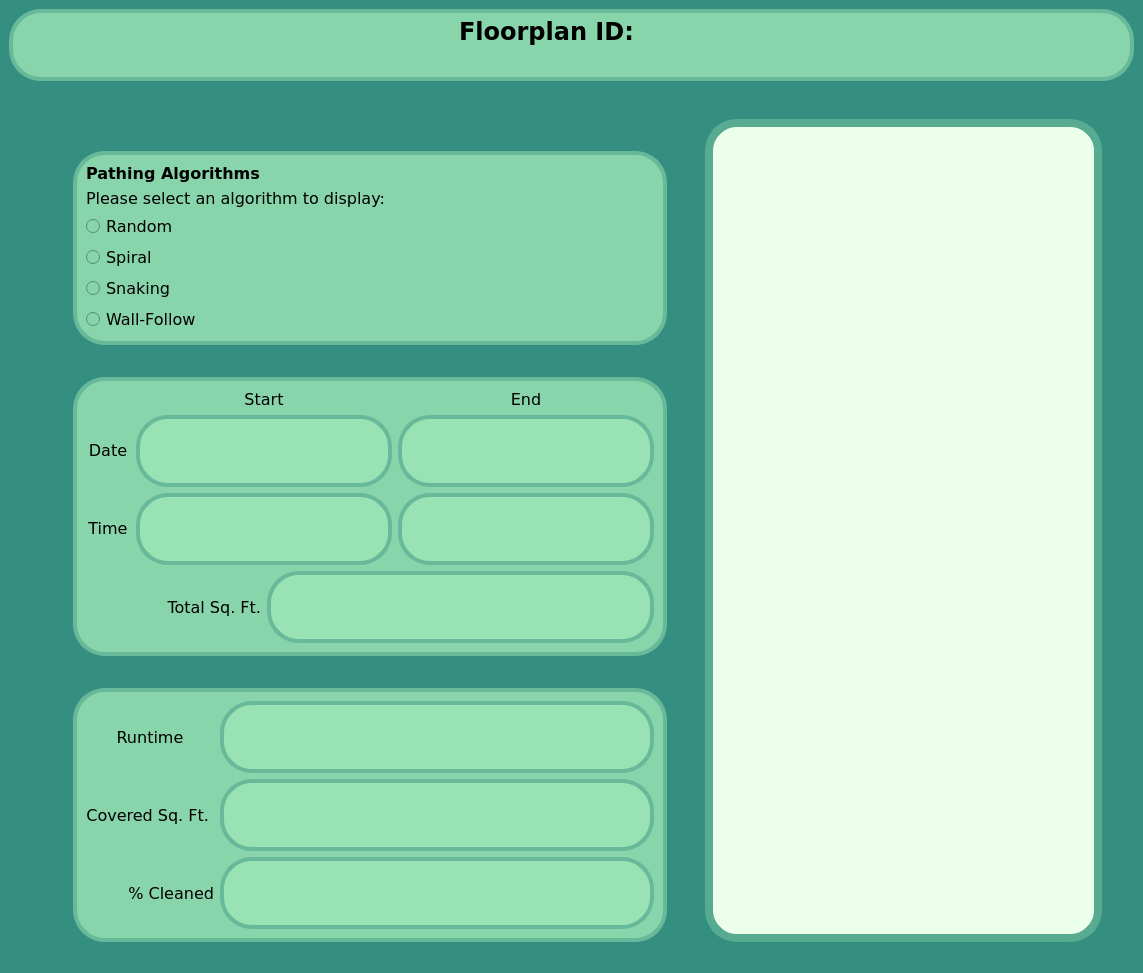
This is reportwindow.ui in mdelaune/RoboSim as Qt 5 draws it before an edit. The edited form follows.
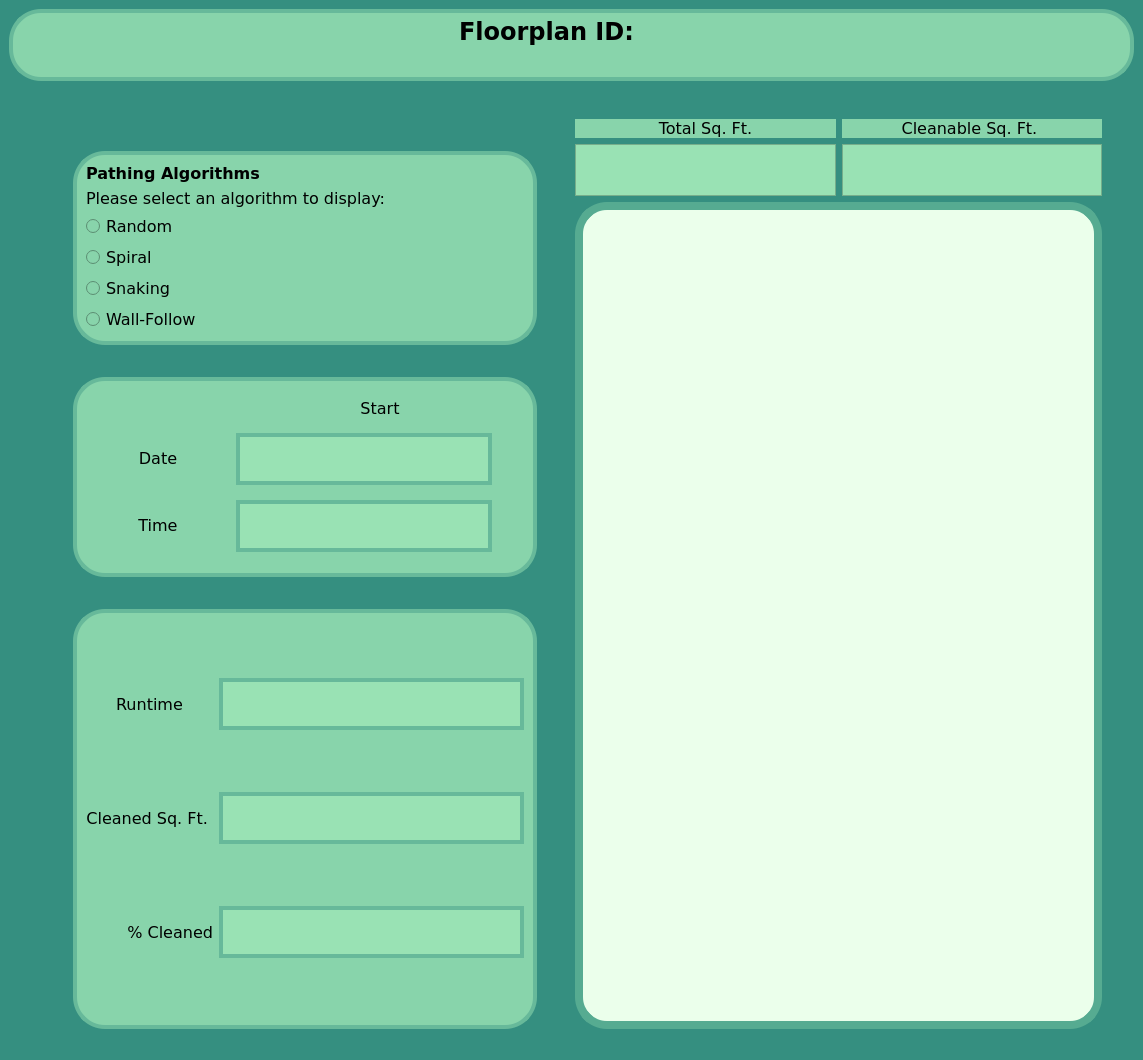
This is the edited form.

Commit message: report window and stop sim changes

The edit to the form file:
```diff
--- a/reportwindow.ui
+++ b/reportwindow.ui
@@ -7,7 +7,7 @@
     <x>0</x>
     <y>0</y>
     <width>1143</width>
-    <height>948</height>
+    <height>1060</height>
    </rect>
   </property>
   <property name="font">
@@ -252,7 +252,7 @@
           <property name="maximumSize">
            <size>
             <width>600</width>
-            <height>16777215</height>
+            <height>200</height>
            </size>
           </property>
           <property name="font">
@@ -277,135 +277,6 @@
            <enum>QFrame::Shadow::Raised</enum>
           </property>
           <layout class="QGridLayout" name="gridLayout">
-           <item row="1" column="3">
-            <widget class="QTextEdit" name="endDate">
-             <property name="sizePolicy">
-              <sizepolicy hsizetype="Fixed" vsizetype="Preferred">
-               <horstretch>0</horstretch>
-               <verstretch>0</verstretch>
-              </sizepolicy>
-             </property>
-             <property name="minimumSize">
-              <size>
-               <width>0</width>
-               <height>0</height>
-              </size>
-             </property>
-             <property name="maximumSize">
-              <size>
-               <width>256</width>
-               <height>72</height>
-              </size>
-             </property>
-             <property name="font">
-              <font>
-               <family>Verdana</family>
-               <pointsize>14</pointsize>
-              </font>
-             </property>
-             <property name="styleSheet">
-              <string notr="true">background-color: rgb(153,226,180);
-</string>
-             </property>
-             <property name="frameShadow">
-              <enum>QFrame::Shadow::Sunken</enum>
-             </property>
-             <property name="lineWidth">
-              <number>4</number>
-             </property>
-             <property name="verticalScrollBarPolicy">
-              <enum>Qt::ScrollBarPolicy::ScrollBarAlwaysOff</enum>
-             </property>
-             <property name="horizontalScrollBarPolicy">
-              <enum>Qt::ScrollBarPolicy::ScrollBarAlwaysOff</enum>
-             </property>
-             <property name="html">
-              <string>&lt;!DOCTYPE HTML PUBLIC &quot;-//W3C//DTD HTML 4.0//EN&quot; &quot;http://www.w3.org/TR/REC-html40/strict.dtd&quot;&gt;
-&lt;html&gt;&lt;head&gt;&lt;meta name=&quot;qrichtext&quot; content=&quot;1&quot; /&gt;&lt;meta charset=&quot;utf-8&quot; /&gt;&lt;style type=&quot;text/css&quot;&gt;
-p, li { white-space: pre-wrap; }
-hr { height: 1px; border-width: 0; }
-li.unchecked::marker { content: &quot;\2610&quot;; }
-li.checked::marker { content: &quot;\2612&quot;; }
-&lt;/style&gt;&lt;/head&gt;&lt;body style=&quot; font-family:'Verdana'; font-size:14pt; font-weight:400; font-style:normal;&quot;&gt;
-&lt;p align=&quot;center&quot; style=&quot;-qt-paragraph-type:empty; margin-top:0px; margin-bottom:0px; margin-left:0px; margin-right:0px; -qt-block-indent:0; text-indent:0px; font-family:'Segoe UI'; font-size:12pt;&quot;&gt;&lt;br /&gt;&lt;/p&gt;&lt;/body&gt;&lt;/html&gt;</string>
-             </property>
-            </widget>
-           </item>
-           <item row="3" column="0" colspan="2">
-            <widget class="QLabel" name="totalLabel">
-             <property name="font">
-              <font>
-               <family>Verdana</family>
-               <pointsize>12</pointsize>
-              </font>
-             </property>
-             <property name="styleSheet">
-              <string notr="true">background: rgba(136, 212, 171, 1);
-border-width: 0px;
-</string>
-             </property>
-             <property name="text">
-              <string>Total Sq. Ft.</string>
-             </property>
-             <property name="alignment">
-              <set>Qt::AlignmentFlag::AlignRight|Qt::AlignmentFlag::AlignTrailing|Qt::AlignmentFlag::AlignVCenter</set>
-             </property>
-            </widget>
-           </item>
-           <item row="2" column="3">
-            <widget class="QTextEdit" name="endTime">
-             <property name="sizePolicy">
-              <sizepolicy hsizetype="Fixed" vsizetype="Preferred">
-               <horstretch>0</horstretch>
-               <verstretch>0</verstretch>
-              </sizepolicy>
-             </property>
-             <property name="minimumSize">
-              <size>
-               <width>0</width>
-               <height>0</height>
-              </size>
-             </property>
-             <property name="maximumSize">
-              <size>
-               <width>256</width>
-               <height>72</height>
-              </size>
-             </property>
-             <property name="font">
-              <font>
-               <family>Verdana</family>
-               <pointsize>14</pointsize>
-              </font>
-             </property>
-             <property name="styleSheet">
-              <string notr="true">background-color: rgb(153,226,180);
-</string>
-             </property>
-             <property name="frameShadow">
-              <enum>QFrame::Shadow::Sunken</enum>
-             </property>
-             <property name="lineWidth">
-              <number>4</number>
-             </property>
-             <property name="verticalScrollBarPolicy">
-              <enum>Qt::ScrollBarPolicy::ScrollBarAlwaysOff</enum>
-             </property>
-             <property name="horizontalScrollBarPolicy">
-              <enum>Qt::ScrollBarPolicy::ScrollBarAlwaysOff</enum>
-             </property>
-             <property name="html">
-              <string>&lt;!DOCTYPE HTML PUBLIC &quot;-//W3C//DTD HTML 4.0//EN&quot; &quot;http://www.w3.org/TR/REC-html40/strict.dtd&quot;&gt;
-&lt;html&gt;&lt;head&gt;&lt;meta name=&quot;qrichtext&quot; content=&quot;1&quot; /&gt;&lt;meta charset=&quot;utf-8&quot; /&gt;&lt;style type=&quot;text/css&quot;&gt;
-p, li { white-space: pre-wrap; }
-hr { height: 1px; border-width: 0; }
-li.unchecked::marker { content: &quot;\2610&quot;; }
-li.checked::marker { content: &quot;\2612&quot;; }
-&lt;/style&gt;&lt;/head&gt;&lt;body style=&quot; font-family:'Verdana'; font-size:14pt; font-weight:400; font-style:normal;&quot;&gt;
-&lt;p align=&quot;center&quot; style=&quot;-qt-paragraph-type:empty; margin-top:0px; margin-bottom:0px; margin-left:0px; margin-right:0px; -qt-block-indent:0; text-indent:0px; font-family:'Segoe UI'; font-size:12pt;&quot;&gt;&lt;br /&gt;&lt;/p&gt;&lt;/body&gt;&lt;/html&gt;</string>
-             </property>
-            </widget>
-           </item>
            <item row="1" column="0">
             <widget class="QLabel" name="dateLabel">
              <property name="sizePolicy">
@@ -433,141 +304,6 @@
              </property>
             </widget>
            </item>
-           <item row="0" column="3">
-            <widget class="QLabel" name="endLabel">
-             <property name="sizePolicy">
-              <sizepolicy hsizetype="Preferred" vsizetype="Fixed">
-               <horstretch>0</horstretch>
-               <verstretch>0</verstretch>
-              </sizepolicy>
-             </property>
-             <property name="font">
-              <font>
-               <family>Verdana</family>
-               <pointsize>12</pointsize>
-              </font>
-             </property>
-             <property name="styleSheet">
-              <string notr="true">background: rgba(136, 212, 171, 1);
-border-width: 0px;
-</string>
-             </property>
-             <property name="text">
-              <string>End</string>
-             </property>
-             <property name="alignment">
-              <set>Qt::AlignmentFlag::AlignCenter</set>
-             </property>
-            </widget>
-           </item>
-           <item row="3" column="2" colspan="2">
-            <widget class="QTextEdit" name="totalSqFt">
-             <property name="sizePolicy">
-              <sizepolicy hsizetype="Fixed" vsizetype="Preferred">
-               <horstretch>0</horstretch>
-               <verstretch>0</verstretch>
-              </sizepolicy>
-             </property>
-             <property name="minimumSize">
-              <size>
-               <width>0</width>
-               <height>0</height>
-              </size>
-             </property>
-             <property name="maximumSize">
-              <size>
-               <width>400</width>
-               <height>72</height>
-              </size>
-             </property>
-             <property name="font">
-              <font>
-               <family>Verdana</family>
-               <pointsize>14</pointsize>
-              </font>
-             </property>
-             <property name="styleSheet">
-              <string notr="true">background-color: rgb(153,226,180);
-</string>
-             </property>
-             <property name="frameShadow">
-              <enum>QFrame::Shadow::Sunken</enum>
-             </property>
-             <property name="lineWidth">
-              <number>4</number>
-             </property>
-             <property name="verticalScrollBarPolicy">
-              <enum>Qt::ScrollBarPolicy::ScrollBarAlwaysOff</enum>
-             </property>
-             <property name="horizontalScrollBarPolicy">
-              <enum>Qt::ScrollBarPolicy::ScrollBarAlwaysOff</enum>
-             </property>
-             <property name="html">
-              <string>&lt;!DOCTYPE HTML PUBLIC &quot;-//W3C//DTD HTML 4.0//EN&quot; &quot;http://www.w3.org/TR/REC-html40/strict.dtd&quot;&gt;
-&lt;html&gt;&lt;head&gt;&lt;meta name=&quot;qrichtext&quot; content=&quot;1&quot; /&gt;&lt;meta charset=&quot;utf-8&quot; /&gt;&lt;style type=&quot;text/css&quot;&gt;
-p, li { white-space: pre-wrap; }
-hr { height: 1px; border-width: 0; }
-li.unchecked::marker { content: &quot;\2610&quot;; }
-li.checked::marker { content: &quot;\2612&quot;; }
-&lt;/style&gt;&lt;/head&gt;&lt;body style=&quot; font-family:'Verdana'; font-size:14pt; font-weight:400; font-style:normal;&quot;&gt;
-&lt;p align=&quot;center&quot; style=&quot;-qt-paragraph-type:empty; margin-top:0px; margin-bottom:0px; margin-left:0px; margin-right:0px; -qt-block-indent:0; text-indent:0px; font-family:'Segoe UI'; font-size:12pt;&quot;&gt;&lt;br /&gt;&lt;/p&gt;&lt;/body&gt;&lt;/html&gt;</string>
-             </property>
-            </widget>
-           </item>
-           <item row="2" column="1" colspan="2">
-            <widget class="QTextEdit" name="startTime">
-             <property name="sizePolicy">
-              <sizepolicy hsizetype="Fixed" vsizetype="Preferred">
-               <horstretch>0</horstretch>
-               <verstretch>0</verstretch>
-              </sizepolicy>
-             </property>
-             <property name="minimumSize">
-              <size>
-               <width>0</width>
-               <height>0</height>
-              </size>
-             </property>
-             <property name="maximumSize">
-              <size>
-               <width>256</width>
-               <height>72</height>
-              </size>
-             </property>
-             <property name="font">
-              <font>
-               <family>Verdana</family>
-               <pointsize>14</pointsize>
-              </font>
-             </property>
-             <property name="styleSheet">
-              <string notr="true">background-color: rgb(153,226,180);
-</string>
-             </property>
-             <property name="frameShadow">
-              <enum>QFrame::Shadow::Sunken</enum>
-             </property>
-             <property name="lineWidth">
-              <number>4</number>
-             </property>
-             <property name="verticalScrollBarPolicy">
-              <enum>Qt::ScrollBarPolicy::ScrollBarAlwaysOff</enum>
-             </property>
-             <property name="horizontalScrollBarPolicy">
-              <enum>Qt::ScrollBarPolicy::ScrollBarAlwaysOff</enum>
-             </property>
-             <property name="html">
-              <string>&lt;!DOCTYPE HTML PUBLIC &quot;-//W3C//DTD HTML 4.0//EN&quot; &quot;http://www.w3.org/TR/REC-html40/strict.dtd&quot;&gt;
-&lt;html&gt;&lt;head&gt;&lt;meta name=&quot;qrichtext&quot; content=&quot;1&quot; /&gt;&lt;meta charset=&quot;utf-8&quot; /&gt;&lt;style type=&quot;text/css&quot;&gt;
-p, li { white-space: pre-wrap; }
-hr { height: 1px; border-width: 0; }
-li.unchecked::marker { content: &quot;\2610&quot;; }
-li.checked::marker { content: &quot;\2612&quot;; }
-&lt;/style&gt;&lt;/head&gt;&lt;body style=&quot; font-family:'Verdana'; font-size:14pt; font-weight:400; font-style:normal;&quot;&gt;
-&lt;p align=&quot;center&quot; style=&quot;-qt-paragraph-type:empty; margin-top:0px; margin-bottom:0px; margin-left:0px; margin-right:0px; -qt-block-indent:0; text-indent:0px; font-family:'Segoe UI'; font-size:12pt;&quot;&gt;&lt;br /&gt;&lt;/p&gt;&lt;/body&gt;&lt;/html&gt;</string>
-             </property>
-            </widget>
-           </item>
            <item row="0" column="1" colspan="2">
             <widget class="QLabel" name="startLabel">
              <property name="sizePolicy">
@@ -595,6 +331,87 @@
              </property>
             </widget>
            </item>
+           <item row="2" column="0">
+            <widget class="QLabel" name="timeLabel">
+             <property name="sizePolicy">
+              <sizepolicy hsizetype="Preferred" vsizetype="Fixed">
+               <horstretch>0</horstretch>
+               <verstretch>0</verstretch>
+              </sizepolicy>
+             </property>
+             <property name="font">
+              <font>
+               <family>Verdana</family>
+               <pointsize>12</pointsize>
+              </font>
+             </property>
+             <property name="styleSheet">
+              <string notr="true">background: rgba(136, 212, 171, 1);
+border-width: 0px;
+</string>
+             </property>
+             <property name="text">
+              <string>Time</string>
+             </property>
+             <property name="alignment">
+              <set>Qt::AlignmentFlag::AlignCenter</set>
+             </property>
+            </widget>
+           </item>
+           <item row="2" column="1" colspan="2">
+            <widget class="QTextEdit" name="startTime">
+             <property name="sizePolicy">
+              <sizepolicy hsizetype="Fixed" vsizetype="Preferred">
+               <horstretch>0</horstretch>
+               <verstretch>0</verstretch>
+              </sizepolicy>
+             </property>
+             <property name="minimumSize">
+              <size>
+               <width>0</width>
+               <height>0</height>
+              </size>
+             </property>
+             <property name="maximumSize">
+              <size>
+               <width>256</width>
+               <height>52</height>
+              </size>
+             </property>
+             <property name="font">
+              <font>
+               <family>Verdana</family>
+               <pointsize>14</pointsize>
+              </font>
+             </property>
+             <property name="styleSheet">
+              <string notr="true">background-color: rgb(153,226,180);
+</string>
+             </property>
+             <property name="frameShadow">
+              <enum>QFrame::Shadow::Sunken</enum>
+             </property>
+             <property name="lineWidth">
+              <number>4</number>
+             </property>
+             <property name="verticalScrollBarPolicy">
+              <enum>Qt::ScrollBarPolicy::ScrollBarAlwaysOff</enum>
+             </property>
+             <property name="horizontalScrollBarPolicy">
+              <enum>Qt::ScrollBarPolicy::ScrollBarAlwaysOff</enum>
+             </property>
+             <property name="html">
+              <string>&lt;!DOCTYPE HTML PUBLIC &quot;-//W3C//DTD HTML 4.0//EN&quot; &quot;http://www.w3.org/TR/REC-html40/strict.dtd&quot;&gt;
+&lt;html&gt;&lt;head&gt;&lt;meta name=&quot;qrichtext&quot; content=&quot;1&quot; /&gt;&lt;meta charset=&quot;utf-8&quot; /&gt;&lt;style type=&quot;text/css&quot;&gt;
+p, li { white-space: pre-wrap; }
+hr { height: 1px; border-width: 0; }
+li.unchecked::marker { content: &quot;\2610&quot;; }
+li.checked::marker { content: &quot;\2612&quot;; }
+&lt;/style&gt;&lt;/head&gt;&lt;body style=&quot; font-family:'Verdana'; font-size:14pt; font-weight:400; font-style:normal;&quot;&gt;
+&lt;p align=&quot;center&quot; style=&quot;-qt-paragraph-type:empty; margin-top:0px; margin-bottom:0px; margin-left:0px; margin-right:0px; -qt-block-indent:0; text-indent:0px; font-family:'Segoe UI'; font-size:12pt;&quot;&gt;&lt;br /&gt;&lt;/p&gt;&lt;/body&gt;&lt;/html&gt;</string>
+             </property>
+            </widget>
+           </item>
            <item row="1" column="1" colspan="2">
             <widget class="QTextEdit" name="startDate">
              <property name="sizePolicy">
@@ -612,7 +429,7 @@
              <property name="maximumSize">
               <size>
                <width>256</width>
-               <height>72</height>
+               <height>52</height>
               </size>
              </property>
              <property name="font">
@@ -726,7 +543,7 @@
              <property name="maximumSize">
               <size>
                <width>450</width>
-               <height>72</height>
+               <height>52</height>
               </size>
              </property>
              <property name="font">
@@ -795,7 +612,7 @@
              <property name="maximumSize">
               <size>
                <width>450</width>
-               <height>72</height>
+               <height>52</height>
               </size>
              </property>
              <property name="font">
@@ -846,7 +663,7 @@
 </string>
              </property>
              <property name="text">
-              <string>Covered Sq. Ft. </string>
+              <string>Cleaned Sq. Ft. </string>
              </property>
              <property name="alignment">
               <set>Qt::AlignmentFlag::AlignRight|Qt::AlignmentFlag::AlignTrailing|Qt::AlignmentFlag::AlignVCenter</set>
@@ -864,7 +681,7 @@
              <property name="maximumSize">
               <size>
                <width>450</width>
-               <height>72</height>
+               <height>52</height>
               </size>
              </property>
              <property name="font">
@@ -934,29 +751,175 @@
        </layout>
       </item>
       <item>
-       <widget class="QGraphicsView" name="heatMap">
-        <property name="sizePolicy">
-         <sizepolicy hsizetype="Expanding" vsizetype="Expanding">
-          <horstretch>0</horstretch>
-          <verstretch>0</verstretch>
-         </sizepolicy>
-        </property>
-        <property name="font">
-         <font>
-          <family>Verdana</family>
-         </font>
-        </property>
-        <property name="styleSheet">
-         <string notr="true">background: rgb(235,255,235);
+       <layout class="QVBoxLayout" name="verticalLayout_14">
+        <item>
+         <layout class="QHBoxLayout" name="horizontalLayout_5">
+          <item>
+           <widget class="QLabel" name="totalLabel">
+            <property name="minimumSize">
+             <size>
+              <width>70</width>
+              <height>0</height>
+             </size>
+            </property>
+            <property name="font">
+             <font>
+              <family>Verdana</family>
+              <pointsize>12</pointsize>
+             </font>
+            </property>
+            <property name="styleSheet">
+             <string notr="true">background: rgba(136, 212, 171, 1);
+border-width: 0px;
+</string>
+            </property>
+            <property name="text">
+             <string>Total Sq. Ft.</string>
+            </property>
+            <property name="alignment">
+             <set>Qt::AlignmentFlag::AlignCenter</set>
+            </property>
+           </widget>
+          </item>
+          <item>
+           <widget class="QLabel" name="label_2">
+            <property name="font">
+             <font>
+              <family>Verdana</family>
+              <pointsize>12</pointsize>
+             </font>
+            </property>
+            <property name="styleSheet">
+             <string notr="true">background: rgba(136, 212, 171, 1);
+border-width: 0px;
+</string>
+            </property>
+            <property name="text">
+             <string>Cleanable Sq. Ft. </string>
+            </property>
+            <property name="alignment">
+             <set>Qt::AlignmentFlag::AlignCenter</set>
+            </property>
+           </widget>
+          </item>
+         </layout>
+        </item>
+        <item>
+         <layout class="QHBoxLayout" name="horizontalLayout_6">
+          <item>
+           <widget class="QTextEdit" name="totalSqFt">
+            <property name="sizePolicy">
+             <sizepolicy hsizetype="Preferred" vsizetype="Fixed">
+              <horstretch>0</horstretch>
+              <verstretch>0</verstretch>
+             </sizepolicy>
+            </property>
+            <property name="minimumSize">
+             <size>
+              <width>0</width>
+              <height>0</height>
+             </size>
+            </property>
+            <property name="maximumSize">
+             <size>
+              <width>400</width>
+              <height>52</height>
+             </size>
+            </property>
+            <property name="font">
+             <font>
+              <family>Verdana</family>
+              <pointsize>14</pointsize>
+             </font>
+            </property>
+            <property name="styleSheet">
+             <string notr="true">background-color: rgb(153,226,180);
+</string>
+            </property>
+            <property name="frameShadow">
+             <enum>QFrame::Shadow::Sunken</enum>
+            </property>
+            <property name="lineWidth">
+             <number>4</number>
+            </property>
+            <property name="verticalScrollBarPolicy">
+             <enum>Qt::ScrollBarPolicy::ScrollBarAlwaysOff</enum>
+            </property>
+            <property name="horizontalScrollBarPolicy">
+             <enum>Qt::ScrollBarPolicy::ScrollBarAlwaysOff</enum>
+            </property>
+            <property name="sizeAdjustPolicy">
+             <enum>QAbstractScrollArea::SizeAdjustPolicy::AdjustIgnored</enum>
+            </property>
+            <property name="html">
+             <string>&lt;!DOCTYPE HTML PUBLIC &quot;-//W3C//DTD HTML 4.0//EN&quot; &quot;http://www.w3.org/TR/REC-html40/strict.dtd&quot;&gt;
+&lt;html&gt;&lt;head&gt;&lt;meta name=&quot;qrichtext&quot; content=&quot;1&quot; /&gt;&lt;meta charset=&quot;utf-8&quot; /&gt;&lt;style type=&quot;text/css&quot;&gt;
+p, li { white-space: pre-wrap; }
+hr { height: 1px; border-width: 0; }
+li.unchecked::marker { content: &quot;\2610&quot;; }
+li.checked::marker { content: &quot;\2612&quot;; }
+&lt;/style&gt;&lt;/head&gt;&lt;body style=&quot; font-family:'Verdana'; font-size:14pt; font-weight:400; font-style:normal;&quot;&gt;
+&lt;p align=&quot;center&quot; style=&quot;-qt-paragraph-type:empty; margin-top:0px; margin-bottom:0px; margin-left:0px; margin-right:0px; -qt-block-indent:0; text-indent:0px; font-family:'Segoe UI'; font-size:12pt;&quot;&gt;&lt;br /&gt;&lt;/p&gt;&lt;/body&gt;&lt;/html&gt;</string>
+            </property>
+           </widget>
+          </item>
+          <item>
+           <widget class="QTextEdit" name="openSqFt">
+            <property name="sizePolicy">
+             <sizepolicy hsizetype="Preferred" vsizetype="Fixed">
+              <horstretch>0</horstretch>
+              <verstretch>0</verstretch>
+             </sizepolicy>
+            </property>
+            <property name="maximumSize">
+             <size>
+              <width>16777215</width>
+              <height>52</height>
+             </size>
+            </property>
+            <property name="font">
+             <font>
+              <family>Verdana</family>
+              <pointsize>12</pointsize>
+             </font>
+            </property>
+            <property name="styleSheet">
+             <string notr="true">background-color: rgb(153,226,180);
+</string>
+            </property>
+            <property name="sizeAdjustPolicy">
+             <enum>QAbstractScrollArea::SizeAdjustPolicy::AdjustIgnored</enum>
+            </property>
+           </widget>
+          </item>
+         </layout>
+        </item>
+        <item>
+         <widget class="QGraphicsView" name="heatMap">
+          <property name="sizePolicy">
+           <sizepolicy hsizetype="Expanding" vsizetype="Expanding">
+            <horstretch>0</horstretch>
+            <verstretch>0</verstretch>
+           </sizepolicy>
+          </property>
+          <property name="font">
+           <font>
+            <family>Verdana</family>
+           </font>
+          </property>
+          <property name="styleSheet">
+           <string notr="true">background: rgb(235,255,235);
 border-radius:32px;
 border-color: rgba(86, 171, 145, 1); 
 border-width: 8px;
 border-style: solid;</string>
-        </property>
-        <property name="lineWidth">
-         <number>3</number>
-        </property>
-       </widget>
+          </property>
+          <property name="lineWidth">
+           <number>3</number>
+          </property>
+         </widget>
+        </item>
+       </layout>
       </item>
      </layout>
     </item>
```
Left out of the diff: 36 changed lines with no effect on the pictures. The commit also changes 6 other files.
